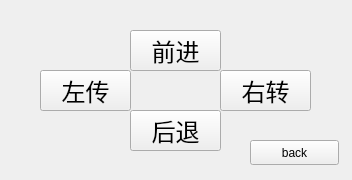
First picture: the form in Workspace/qt_ros_ws/catkin_demo01_ws/src/demo01_Dir_Control/src/demo02_config_direction.ui, repository yin-roc/Ubuntu20.04, before the edit.
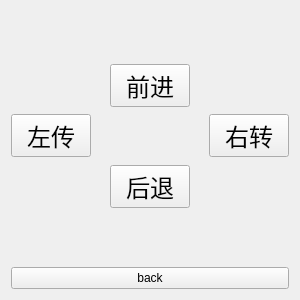
Second picture: the form after the edit.

Patch:
```diff
--- a/Workspace/qt_ros_ws/catkin_demo01_ws/src/demo01_Dir_Control/src/demo02_config_direction.ui
+++ b/Workspace/qt_ros_ws/catkin_demo01_ws/src/demo01_Dir_Control/src/demo02_config_direction.ui
@@ -6,122 +6,167 @@
    <rect>
     <x>0</x>
     <y>0</y>
-    <width>352</width>
-    <height>180</height>
+    <width>300</width>
+    <height>300</height>
    </rect>
   </property>
   <property name="windowTitle">
    <string>Form</string>
   </property>
-  <widget class="QPushButton" name="pushButton_3">
-   <property name="geometry">
-    <rect>
-     <x>220</x>
-     <y>70</y>
-     <width>91</width>
-     <height>41</height>
-    </rect>
-   </property>
-   <property name="font">
-    <font>
-     <pointsize>18</pointsize>
-    </font>
-   </property>
-   <property name="text">
-    <string>右转</string>
-   </property>
-   <property name="iconSize">
-    <size>
-     <width>25</width>
-     <height>25</height>
-    </size>
-   </property>
-  </widget>
-  <widget class="QPushButton" name="pushButton_4">
-   <property name="geometry">
-    <rect>
-     <x>130</x>
-     <y>110</y>
-     <width>91</width>
-     <height>41</height>
-    </rect>
-   </property>
-   <property name="font">
-    <font>
-     <pointsize>18</pointsize>
-    </font>
-   </property>
-   <property name="text">
-    <string>后退</string>
-   </property>
-   <property name="iconSize">
-    <size>
-     <width>25</width>
-     <height>25</height>
-    </size>
-   </property>
-  </widget>
-  <widget class="QPushButton" name="pushButton">
-   <property name="geometry">
-    <rect>
-     <x>130</x>
-     <y>30</y>
-     <width>91</width>
-     <height>41</height>
-    </rect>
-   </property>
-   <property name="font">
-    <font>
-     <pointsize>18</pointsize>
-    </font>
-   </property>
-   <property name="text">
-    <string>前进</string>
-   </property>
-   <property name="iconSize">
-    <size>
-     <width>25</width>
-     <height>25</height>
-    </size>
-   </property>
-  </widget>
-  <widget class="QPushButton" name="pushButton_2">
-   <property name="geometry">
-    <rect>
-     <x>40</x>
-     <y>70</y>
-     <width>91</width>
-     <height>41</height>
-    </rect>
-   </property>
-   <property name="font">
-    <font>
-     <pointsize>18</pointsize>
-    </font>
-   </property>
-   <property name="text">
-    <string>左传</string>
-   </property>
-   <property name="iconSize">
-    <size>
-     <width>25</width>
-     <height>25</height>
-    </size>
-   </property>
-  </widget>
-  <widget class="QPushButton" name="pushButton_5">
-   <property name="geometry">
-    <rect>
-     <x>250</x>
-     <y>140</y>
-     <width>89</width>
-     <height>25</height>
-    </rect>
-   </property>
-   <property name="text">
-    <string>back</string>
-   </property>
-  </widget>
+  <layout class="QVBoxLayout" name="verticalLayout_2">
+   <item>
+    <layout class="QHBoxLayout" name="horizontalLayout">
+     <item>
+      <widget class="QPushButton" name="pushButton_2">
+       <property name="font">
+        <font>
+         <pointsize>18</pointsize>
+        </font>
+       </property>
+       <property name="text">
+        <string>左传</string>
+       </property>
+       <property name="iconSize">
+        <size>
+         <width>25</width>
+         <height>25</height>
+        </size>
+       </property>
+      </widget>
+     </item>
+     <item>
+      <spacer name="horizontalSpacer">
+       <property name="orientation">
+        <enum>Qt::Horizontal</enum>
+       </property>
+       <property name="sizeHint" stdset="0">
+        <size>
+         <width>40</width>
+         <height>20</height>
+        </size>
+       </property>
+      </spacer>
+     </item>
+     <item>
+      <layout class="QVBoxLayout" name="verticalLayout">
+       <item>
+        <spacer name="verticalSpacer_2">
+         <property name="orientation">
+          <enum>Qt::Vertical</enum>
+         </property>
+         <property name="sizeHint" stdset="0">
+          <size>
+           <width>20</width>
+           <height>40</height>
+          </size>
+         </property>
+        </spacer>
+       </item>
+       <item>
+        <widget class="QPushButton" name="pushButton">
+         <property name="font">
+          <font>
+           <pointsize>18</pointsize>
+          </font>
+         </property>
+         <property name="text">
+          <string>前进</string>
+         </property>
+         <property name="iconSize">
+          <size>
+           <width>25</width>
+           <height>25</height>
+          </size>
+         </property>
+        </widget>
+       </item>
+       <item>
+        <spacer name="verticalSpacer">
+         <property name="orientation">
+          <enum>Qt::Vertical</enum>
+         </property>
+         <property name="sizeHint" stdset="0">
+          <size>
+           <width>20</width>
+           <height>40</height>
+          </size>
+         </property>
+        </spacer>
+       </item>
+       <item>
+        <widget class="QPushButton" name="pushButton_4">
+         <property name="font">
+          <font>
+           <pointsize>18</pointsize>
+          </font>
+         </property>
+         <property name="text">
+          <string>后退</string>
+         </property>
+         <property name="iconSize">
+          <size>
+           <width>25</width>
+           <height>25</height>
+          </size>
+         </property>
+        </widget>
+       </item>
+       <item>
+        <spacer name="verticalSpacer_3">
+         <property name="orientation">
+          <enum>Qt::Vertical</enum>
+         </property>
+         <property name="sizeHint" stdset="0">
+          <size>
+           <width>20</width>
+           <height>40</height>
+          </size>
+         </property>
+        </spacer>
+       </item>
+      </layout>
+     </item>
+     <item>
+      <spacer name="horizontalSpacer_2">
+       <property name="orientation">
+        <enum>Qt::Horizontal</enum>
+       </property>
+       <property name="sizeHint" stdset="0">
+        <size>
+         <width>40</width>
+         <height>20</height>
+        </size>
+       </property>
+      </spacer>
+     </item>
+     <item>
+      <widget class="QPushButton" name="pushButton_3">
+       <property name="font">
+        <font>
+         <pointsize>18</pointsize>
+        </font>
+       </property>
+       <property name="text">
+        <string>右转</string>
+       </property>
+       <property name="iconSize">
+        <size>
+         <width>25</width>
+         <height>25</height>
+        </size>
+       </property>
+      </widget>
+     </item>
+    </layout>
+   </item>
+   <item>
+    <widget class="QPushButton" name="pushButton_5">
+     <property name="text">
+      <string>back</string>
+     </property>
+    </widget>
+   </item>
+  </layout>
  </widget>
  <resources/>
  <connections/>
```
